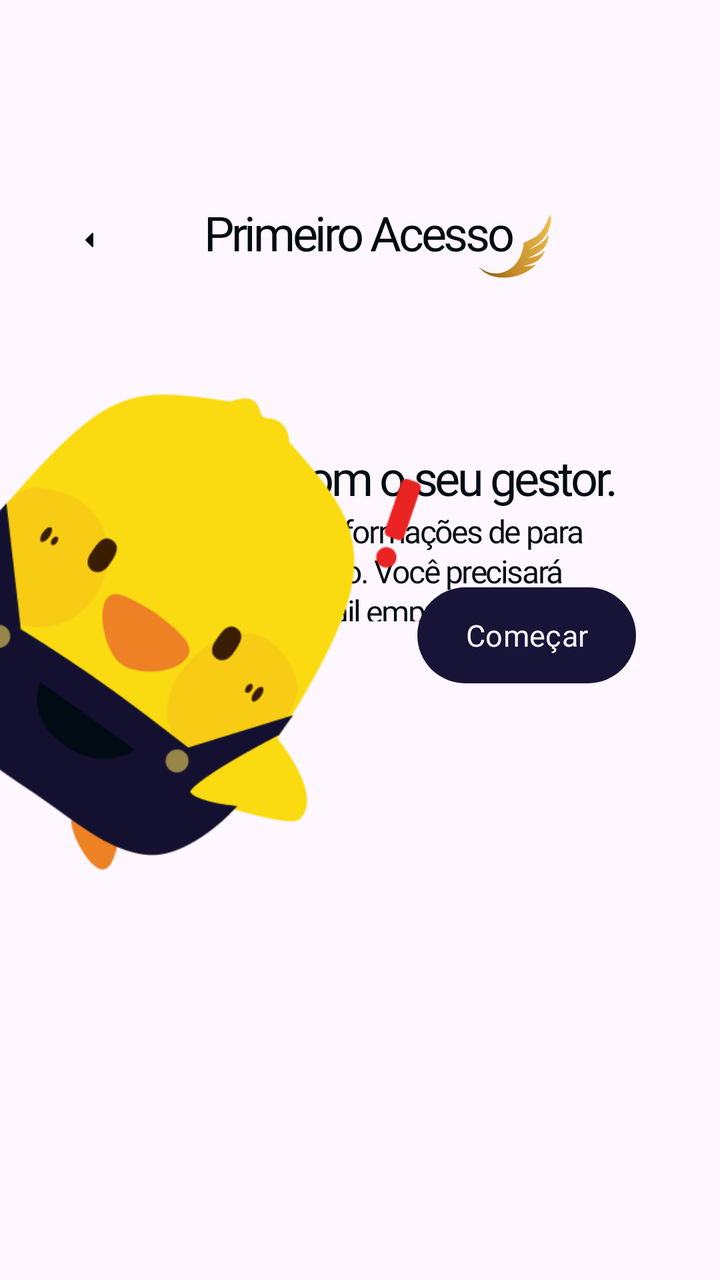
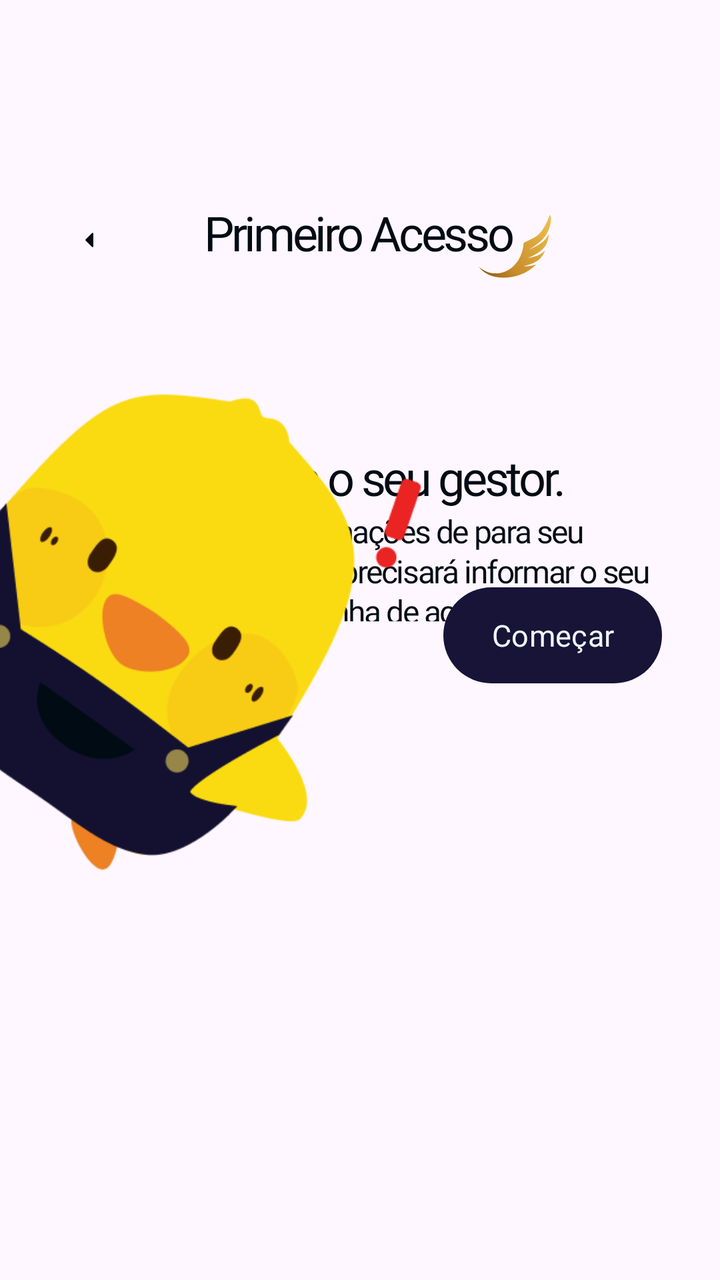

Compare the two renders of this Android layout. The source of the first and the diff that turns it into the second are given below.
<!-- AndroidManifest.xml: application theme Theme.Ouros -->
<!-- res/layout/fragment_firstaccess_welcome.xml -->
<?xml version="1.0" encoding="utf-8"?>


<androidx.constraintlayout.widget.ConstraintLayout
    xmlns:android="http://schemas.android.com/apk/res/android"
    xmlns:app="http://schemas.android.com/apk/res-auto"
    xmlns:tools="http://schemas.android.com/tools"
    android:layout_width="match_parent"
    android:layout_height="match_parent"
    tools:context=".feature.auth.firstaccess.FirstAccessPageFragment">

    <TextView
        android:id="@+id/header"
        style="@style/subtitle"
        android:layout_width="wrap_content"
        android:layout_height="wrap_content"
        android:layout_marginTop="100dp"
        android:text="Primeiro Acesso"
        app:layout_constraintEnd_toEndOf="parent"
        app:layout_constraintHorizontal_bias="0.498"
        app:layout_constraintStart_toStartOf="parent"
        app:layout_constraintTop_toTopOf="parent" />

    <ImageView
        android:id="@+id/btnBack"
        android:layout_width="40dp"
        android:layout_height="40dp"
        android:layout_marginStart="25dp"
        android:padding="10dp"
        app:layout_constraintStart_toStartOf="parent"
        app:layout_constraintTop_toTopOf="@+id/header"
        app:srcCompat="@drawable/ic_arrow_left" />

    <ImageView
        android:layout_width="wrap_content"
        android:layout_height="wrap_content"
        android:layout_marginStart="-20dp"
        android:layout_marginTop="5dp"
        app:layout_constraintStart_toEndOf="@+id/header"
        app:layout_constraintTop_toTopOf="@+id/header"
        app:srcCompat="@drawable/ouros_goldwings" />

    <LinearLayout
        android:layout_width="0dp"
        android:layout_height="wrap_content"
        android:layout_marginStart="50dp"
        android:layout_marginTop="90dp"
        android:layout_marginEnd="50dp"
        android:orientation="vertical"
        app:layout_constraintEnd_toEndOf="parent"
        app:layout_constraintStart_toStartOf="parent"
        app:layout_constraintTop_toBottomOf="@+id/header">

        <TextView
            android:id="@+id/textView5"
            style="@style/subtitle"
            android:layout_width="match_parent"
            android:layout_height="wrap_content"
            android:text="Converse com o seu gestor." />

        <TextView
            android:id="@+id/textView6"
            style="@style/text"
            android:layout_width="match_parent"
            android:layout_height="56dp"
            android:text="Ele te passará as informações de para seu Primeiro Acesso. Você precisará informar o seu email empresarial e senha de acesso." />
    </LinearLayout>

    <ImageView
        android:id="@+id/midas"
        android:layout_width="266dp"
        android:layout_height="269dp"
        android:layout_marginStart="-50dp"
        android:layout_marginBottom="188dp"
        app:layout_constraintBottom_toBottomOf="parent"
        app:layout_constraintStart_toStartOf="parent"
        app:srcCompat="@drawable/midas_allert" />

    <Button
        android:id="@+id/btnStart"
        style="@style/Widget.Ouros.Button.Tiny.Blue"
        android:layout_width="wrap_content"
        android:layout_height="wrap_content"
        android:layout_marginEnd="50dp"
        android:text="Começar"
        app:layout_constraintBottom_toBottomOf="@+id/midas"
        app:layout_constraintEnd_toEndOf="parent"
        app:layout_constraintStart_toEndOf="@+id/midas"
        app:layout_constraintTop_toTopOf="@+id/midas" />
</androidx.constraintlayout.widget.ConstraintLayout>
<!-- resources referenced by this layout -->
<resources>
  <!-- drawable ic_arrow_left (drawable) -->
  <vector xmlns:android="http://schemas.android.com/apk/res/android" android:autoMirrored="true" android:height="24dp" android:tint="#010B13" android:viewportHeight="960" android:viewportWidth="960" android:width="24dp">
  
      <path android:fillColor="@android:color/white" android:pathData="M526,646L381,501Q376,496 374,491Q372,486 372,480Q372,474 374,469Q376,464 381,459L526,314Q529,311 532.5,309.5Q536,308 540,308Q548,308 554,313.5Q560,319 560,328L560,632Q560,641 554,646.5Q548,652 540,652Q538,652 526,646Z"/>
  
  </vector>
  <style name="Widget.Ouros.Button.Tiny.Blue" parent="Widget.Ouros.Button.Tiny">
          <item name="backgroundTint">@color/blue</item>
          <item name="android:textColor">@color/white</item>
      </style>
  <style name="subtitle">
          <item name="android:fontFamily">@font/poppins_semibold</item>
          <item name="android:textSize">24sp</item>
          <item name="android:lineHeight">25dp</item>
          <item name="android:letterSpacing">-0.06</item>
          <item name="android:textColor">@color/black</item>
      </style>
  <style name="text">
          <item name="android:fontFamily">@font/poppins_regular</item>
          <item name="android:textSize">16sp</item>
          <item name="android:letterSpacing">-0.05</item>
          <item name="android:lineHeight">20dp</item>
          <item name="android:textColor">@color/black</item>
      </style>
  <style name="Theme.Ouros" parent="Theme.Material3.Light.NoActionBar">
          <item name="android:windowLightStatusBar">false</item>
          <item name="android:statusBarColor">@android:color/transparent</item>
          <item name="android:windowDrawsSystemBarBackgrounds">true</item>
          <item name="textInputStyle">@style/Widget.App.TextInputLayout.Gold</item>
      </style>
  <style name="Widget.Ouros.Button.Tiny" parent="Widget.Ouros.Button.Base">
          <item name="android:layout_width">95dp</item>
          <item name="android:layout_height">37dp</item>
          <item name="android:textSize">15sp</item>
      </style>
  <color name="blue">#171438</color>
  <color name="white">#F2F5F7</color>
  <color name="black">#010B13</color>
  <style name="Widget.App.TextInputLayout.Gold" parent="Widget.Material3.TextInputLayout.OutlinedBox">
          <item name="boxStrokeColor">@color/gold</item>
          <item name="hintTextColor">@color/gold</item>
          <item name="cursorColor">@color/gold</item>
  
          <item name="android:layout_marginTop">5dp</item>
          <item name="android:layout_width">match_parent</item>
          <item name="android:layout_height">wrap_content</item>
          <item name="boxCornerRadiusTopStart">12dp</item>
          <item name="boxCornerRadiusTopEnd">12dp</item>
          <item name="boxCornerRadiusBottomStart">12dp</item>
          <item name="boxCornerRadiusBottomEnd">12dp</item>
      </style>
  <style name="Widget.Ouros.Button.Base" parent="Widget.Material3.Button">
          <item name="fontFamily">@font/poppins_semibold</item>
          <item name="android:fontFamily">@font/poppins_semibold</item>
  
          <item name="android:textAllCaps">false</item>
          <item name="android:minWidth">0dp</item>
          <item name="android:insetTop">0dp</item>
          <item name="android:insetBottom">0dp</item>
      </style>
  <color name="gold">#D8A23A</color>
  <!-- unchanged entries left out for length: 2 -->
</resources>

<!-- the commit's change to res/layout/fragment_firstaccess_welcome.xml (unified diff, before → after) -->
@@ -14,7 +14,7 @@
         style="@style/subtitle"
         android:layout_width="wrap_content"
         android:layout_height="wrap_content"
-        android:layout_marginTop="100dp"
+        android:layout_marginTop="@dimen/secondary_header_top_inset"
         android:text="Primeiro Acesso"
         app:layout_constraintEnd_toEndOf="parent"
         app:layout_constraintHorizontal_bias="0.498"
@@ -43,9 +43,9 @@
     <LinearLayout
         android:layout_width="0dp"
         android:layout_height="wrap_content"
-        android:layout_marginStart="50dp"
+        android:layout_marginStart="@dimen/main_content_horizontal_padding"
         android:layout_marginTop="90dp"
-        android:layout_marginEnd="50dp"
+        android:layout_marginEnd="@dimen/main_content_horizontal_padding"
         android:orientation="vertical"
         app:layout_constraintEnd_toEndOf="parent"
         app:layout_constraintStart_toStartOf="parent"
@@ -81,7 +81,7 @@
         style="@style/Widget.Ouros.Button.Tiny.Blue"
         android:layout_width="wrap_content"
         android:layout_height="wrap_content"
-        android:layout_marginEnd="50dp"
+        android:layout_marginEnd="@dimen/main_content_horizontal_padding"
         android:text="Começar"
         app:layout_constraintBottom_toBottomOf="@+id/midas"
         app:layout_constraintEnd_toEndOf="parent"
<!-- resource entries referenced after the edit -->
@@ -1,5 +1,7 @@
 <!-- resources referenced by this layout -->
 <resources>
+  <dimen name="main_content_horizontal_padding">24dp</dimen>
+  <dimen name="secondary_header_top_inset">100dp</dimen>
   <!-- drawable ic_arrow_left (drawable) -->
   <vector xmlns:android="http://schemas.android.com/apk/res/android" android:autoMirrored="true" android:height="24dp" android:tint="#010B13" android:viewportHeight="960" android:viewportWidth="960" android:width="24dp">
   
